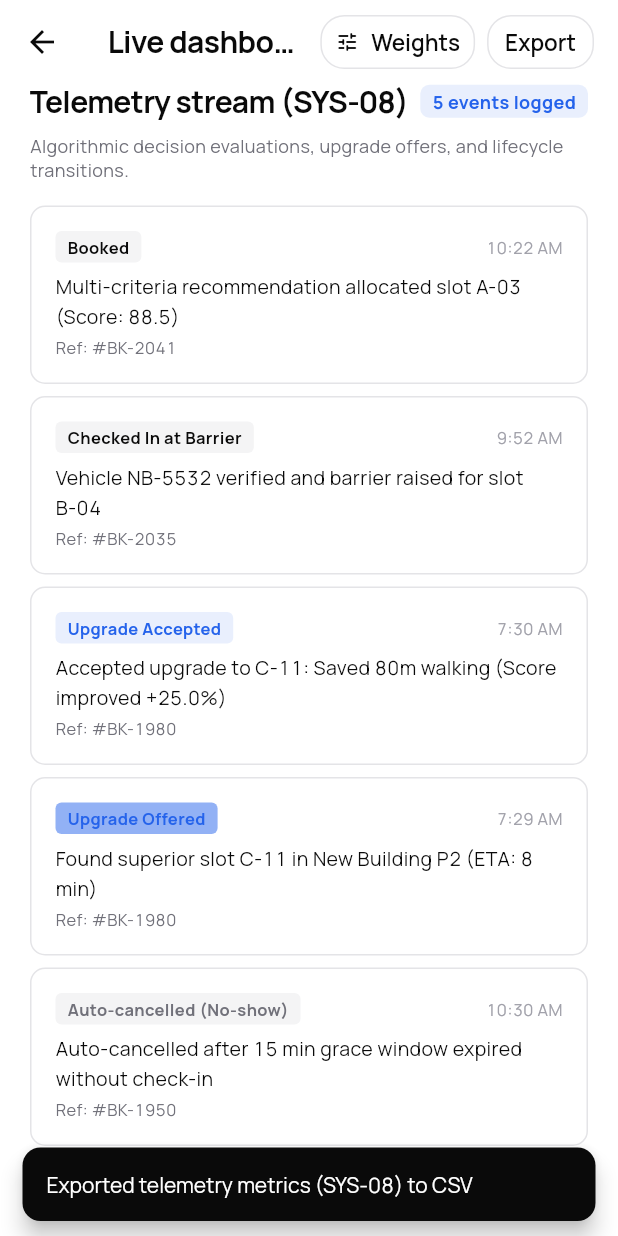
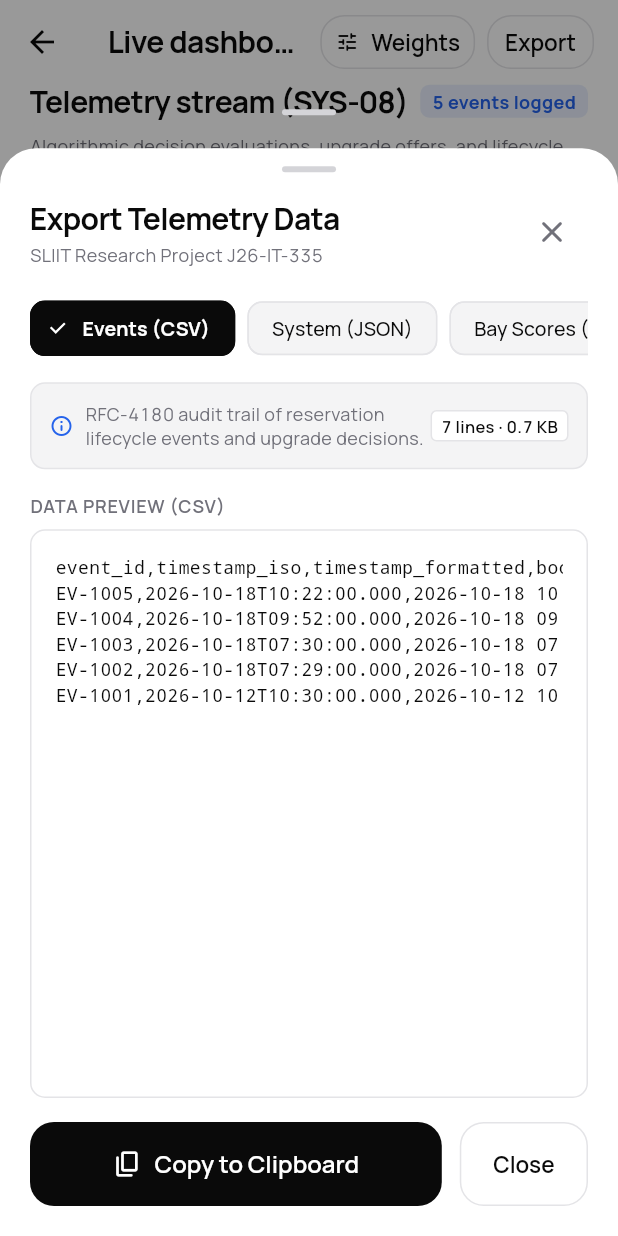
Before and after one commit to Anuk-Cooray/SPS-Android, a Flutter app: the AdminDashboardScreen screen opened by its route, scrolled down 1541 dp, after a tap on "Export", on a phone screen of 412 x 824 dp. Run offline on Flutter 3.47's test engine with Material 3 defaults, Android fonts, the phone set to English and light mode, and no system bars; our stand-ins replace google_fonts, qr_flutter, shared_preferences; accounts and stored records are empty.

Commit message:
feat(telemetry): add research telemetry export utility and modal for CSV and JSON datasets

```diff
--- a/lib/features/admin/admin_dashboard_screen.dart
+++ b/lib/features/admin/admin_dashboard_screen.dart
@@ -6,6 +6,7 @@ import '../../data/models/booking_model.dart';
 import '../../data/models/parking_event_model.dart';
 import '../../data/services/parking_state_manager.dart';
 import 'engine_tuning_modal.dart';
+import 'telemetry_export_modal.dart';
 
 class AdminDashboardScreen extends StatelessWidget {
   const AdminDashboardScreen({super.key});
@@ -36,11 +37,7 @@ class AdminDashboardScreen extends StatelessWidget {
                 ),
                 const SizedBox(width: AppSpace.xs),
                 OutlinedButton(
-                  onPressed: () {
-                    ScaffoldMessenger.of(context).showSnackBar(
-                      const SnackBar(content: Text('Exported telemetry metrics (SYS-08) to CSV')),
-                    );
-                  },
+                  onPressed: () => TelemetryExportModal.show(context),
                   style: OutlinedButton.styleFrom(
                     minimumSize: const Size(70, 36),
                     padding: const EdgeInsets.symmetric(horizontal: 12),
--- /dev/null
+++ b/lib/features/admin/telemetry_export_modal.dart
@@ -0,0 +1,309 @@
+import 'package:flutter/material.dart';
+import 'package:flutter/services.dart';
+import 'package:provider/provider.dart';
+import '../../core/theme/app_theme.dart';
+import '../../core/widgets/app_buttons.dart';
+import '../../data/models/vehicle_model.dart';
+import '../../data/services/parking_state_manager.dart';
+import 'telemetry_exporter.dart';
+
+enum ExportDatasetType {
+  eventsCsv,
+  benchmarkJson,
+  scoresMatrixCsv;
+
+  String get title => switch (this) {
+        ExportDatasetType.eventsCsv => 'Events (CSV)',
+        ExportDatasetType.benchmarkJson => 'System (JSON)',
+        ExportDatasetType.scoresMatrixCsv => 'Bay Scores (CSV)',
+      };
+
+  String get fileExtension => switch (this) {
+        ExportDatasetType.eventsCsv => 'csv',
+        ExportDatasetType.benchmarkJson => 'json',
+        ExportDatasetType.scoresMatrixCsv => 'csv',
+      };
+
+  String get description => switch (this) {
+        ExportDatasetType.eventsCsv =>
+          'RFC-4180 audit trail of reservation lifecycle events and upgrade decisions.',
+        ExportDatasetType.benchmarkJson =>
+          'Structured benchmark dataset containing model weights, thresholds, and event objects.',
+        ExportDatasetType.scoresMatrixCsv =>
+          'Multi-criteria scoring matrix evaluated across every campus slot (SYS-01).',
+      };
+}
+
+class TelemetryExportModal extends StatefulWidget {
+  const TelemetryExportModal({super.key});
+
+  static Future<void> show(BuildContext context) {
+    return showModalBottomSheet(
+      context: context,
+      isScrollControlled: true,
+      backgroundColor: Colors.transparent,
+      builder: (_) => const TelemetryExportModal(),
+    );
+  }
+
+  @override
+  State<TelemetryExportModal> createState() => _TelemetryExportModalState();
+}
+
+class _TelemetryExportModalState extends State<TelemetryExportModal> {
+  ExportDatasetType _selectedType = ExportDatasetType.eventsCsv;
+  bool _copied = false;
+
+  String _generateContent(ParkingStateManager state) {
+    final vehicle = state.currentUser.defaultVehicle ??
+        const Vehicle(
+          id: 'v-default',
+          plateNumber: 'CAB-4821',
+          type: VehicleType.sedan,
+          size: VehicleSize.medium,
+        );
+
+    switch (_selectedType) {
+      case ExportDatasetType.eventsCsv:
+        return TelemetryExporter.eventsToCsv(state.events);
+      case ExportDatasetType.benchmarkJson:
+        return TelemetryExporter.eventsToJson(
+          events: state.events,
+          weights: state.scoringWeights,
+        );
+      case ExportDatasetType.scoresMatrixCsv:
+        return TelemetryExporter.slotScoresToCsv(
+          lots: state.lots,
+          vehicle: vehicle,
+          preferences: state.currentUser.preferences,
+          engine: state.engine,
+        );
+    }
+  }
+
+  void _handleCopy(String content) async {
+    await Clipboard.setData(ClipboardData(text: content));
+    if (mounted) {
+      setState(() => _copied = true);
+      ScaffoldMessenger.of(context).showSnackBar(
+        SnackBar(
+          content: Text('Copied ${_selectedType.title} dataset to clipboard.'),
+          duration: const Duration(seconds: 2),
+        ),
+      );
+      Future.delayed(const Duration(seconds: 2), () {
+        if (mounted) setState(() => _copied = false);
+      });
+    }
+  }
+
+  @override
+  Widget build(BuildContext context) {
+    final c = context.colors;
+    final state = context.watch<ParkingStateManager>();
+    final content = _generateContent(state);
+    final lineCount = content.split('\n').length;
+    final charCount = content.length;
+
+    return Container(
+      constraints: BoxConstraints(
+        maxHeight: MediaQuery.of(context).size.height * 0.88,
+      ),
+      decoration: BoxDecoration(
+        color: c.surface,
+        borderRadius: AppRadius.sheetR,
+      ),
+      padding: const EdgeInsets.fromLTRB(
+        AppSpace.lg,
+        AppSpace.sm,
+        AppSpace.lg,
+        AppSpace.lg,
+      ),
+      child: Column(
+        crossAxisAlignment: CrossAxisAlignment.start,
+        mainAxisSize: MainAxisSize.min,
+        children: [
+          // Drag handle
+          Center(
+            child: Container(
+              width: 36,
+              height: 4,
+              margin: const EdgeInsets.only(bottom: AppSpace.md),
+              decoration: BoxDecoration(
+                color: c.slotTaken,
+                borderRadius: BorderRadius.circular(2),
+              ),
+            ),
+          ),
+
+          // Header
+          Row(
+            mainAxisAlignment: MainAxisAlignment.spaceBetween,
+            children: [
+              Column(
+                crossAxisAlignment: CrossAxisAlignment.start,
+                children: [
+                  Text(
+                    'Export Telemetry Data',
+                    style: AppText.h2.copyWith(color: c.textPrimary),
+                  ),
+                  const SizedBox(height: 2),
+                  Text(
+                    'SLIIT Research Project J26-IT-335',
+                    style: AppText.caption.copyWith(color: c.textSecondary),
+                  ),
+                ],
+              ),
+              IconButton(
+                icon: Icon(Icons.close_rounded, color: c.textSecondary),
+                onPressed: () => Navigator.pop(context),
+              ),
+            ],
+          ),
+
+          const SizedBox(height: AppSpace.md),
+
+          // Dataset Type Selection Chips
+          SingleChildScrollView(
+            scrollDirection: Axis.horizontal,
+            child: Row(
+              children: ExportDatasetType.values.map((type) {
+                final isSelected = _selectedType == type;
+                return Padding(
+                  padding: const EdgeInsets.only(right: 8),
+                  child: ChoiceChip(
+                    label: Text(type.title),
+                    selected: isSelected,
+                    selectedColor: c.primary,
+                    backgroundColor: c.surfaceMuted,
+                    labelStyle: AppText.label.copyWith(
+                      color: isSelected ? c.onPrimary : c.textPrimary,
+                      fontWeight: isSelected ? FontWeight.w700 : FontWeight.w500,
+                    ),
+                    shape: RoundedRectangleBorder(
+                      borderRadius: BorderRadius.circular(10),
+                      side: BorderSide(
+                        color: isSelected ? c.primary : c.border,
+                        width: isSelected ? 1.5 : 1.0,
+                      ),
+                    ),
+                    onSelected: (selected) {
+                      if (selected) {
+                        setState(() {
+                          _selectedType = type;
+                          _copied = false;
+                        });
+                      }
+                    },
+                  ),
+                );
+              }).toList(),
+            ),
+          ),
+
+          const SizedBox(height: AppSpace.sm),
+
+          // Description & Metrics Badge
+          Container(
+            padding: const EdgeInsets.all(AppSpace.sm),
+            decoration: BoxDecoration(
+              color: c.surfaceMuted,
+              borderRadius: BorderRadius.circular(AppRadius.cardSm),
+              border: Border.all(color: c.border),
+            ),
+            child: Row(
+              children: [
+                Icon(Icons.info_outline_rounded, size: 16, color: c.accent),
+                const SizedBox(width: AppSpace.xs),
+                Expanded(
+                  child: Text(
+                    _selectedType.description,
+                    style: AppText.caption.copyWith(color: c.textSecondary),
+                  ),
+                ),
+                Container(
+                  padding: const EdgeInsets.symmetric(horizontal: 6, vertical: 2),
+                  decoration: BoxDecoration(
+                    color: c.surface,
+                    borderRadius: BorderRadius.circular(4),
+                    border: Border.all(color: c.border),
+                  ),
+                  child: Text(
+                    '$lineCount lines · ${(charCount / 1024).toStringAsFixed(1)} KB',
+                    style: AppText.caption.copyWith(
+                      color: c.textPrimary,
+                      fontWeight: FontWeight.w600,
+                      fontSize: 11,
+                    ),
+                  ),
+                ),
+              ],
+            ),
+          ),
+
+          const SizedBox(height: AppSpace.md),
+
+          // Code Monospace Preview Box
+          Text(
+            'DATA PREVIEW (${_selectedType.fileExtension.toUpperCase()})',
+            style: AppText.overline.copyWith(color: c.textSecondary),
+          ),
+          const SizedBox(height: AppSpace.xs),
+
+          Expanded(
+            child: Container(
+              width: double.infinity,
+              padding: const EdgeInsets.all(AppSpace.md),
+              decoration: BoxDecoration(
+                color: c.background,
+                borderRadius: BorderRadius.circular(AppRadius.cardSm),
+                border: Border.all(color: c.border),
+              ),
+              child: SingleChildScrollView(
+                scrollDirection: Axis.horizontal,
+                child: SingleChildScrollView(
+                  scrollDirection: Axis.vertical,
+                  child: SelectableText(
+                    content,
+                    style: TextStyle(
+                      fontFamily: 'monospace',
+                      fontSize: 12,
+                      height: 1.4,
+                      color: c.textPrimary,
+                    ),
+                  ),
+                ),
+              ),
+            ),
+          ),
+
+          const SizedBox(height: AppSpace.md),
+
+          // Action Buttons
+          Row(
+            children: [
+              Expanded(
+                child: PrimaryButton(
+                  text: _copied ? 'Copied to Clipboard!' : 'Copy to Clipboard',
+                  icon: _copied ? Icons.check_circle_rounded : Icons.copy_rounded,
+                  onPressed: () => _handleCopy(content),
+                ),
+              ),
+              const SizedBox(width: AppSpace.sm),
+              OutlinedButton(
+                onPressed: () => Navigator.pop(context),
+                style: OutlinedButton.styleFrom(
+                  minimumSize: const Size(80, 56),
+                  shape: RoundedRectangleBorder(
+                    borderRadius: BorderRadius.circular(AppRadius.button),
+                  ),
+                ),
+                child: const Text('Close'),
+              ),
+            ],
+          ),
+        ],
+      ),
+    );
+  }
+}
--- /dev/null
+++ b/lib/features/admin/telemetry_exporter.dart
@@ -0,0 +1,123 @@
+import 'dart:convert';
+import 'package:intl/intl.dart';
+import '../../data/models/parking_event_model.dart';
+import '../../data/models/parking_lot_model.dart';
+import '../../data/models/user_model.dart';
+import '../../data/models/vehicle_model.dart';
+import '../../features/reoptimization/engine/reoptimization_engine.dart';
+import '../../features/reoptimization/engine/scoring_weights.dart';
+
+abstract final class TelemetryExporter {
+  /// Converts telemetry event audit stream to standard RFC-4180 CSV
+  static String eventsToCsv(List<ParkingEvent> events) {
+    final buffer = StringBuffer();
+    buffer.writeln('event_id,timestamp_iso,timestamp_formatted,booking_id,event_type,description');
+
+    final dateFormat = DateFormat('yyyy-MM-dd HH:mm:ss');
+    for (final event in events) {
+      final id = _escapeCsv(event.id);
+      final iso = event.timestamp.toIso8601String();
+      final formatted = _escapeCsv(dateFormat.format(event.timestamp));
+      final bookingId = _escapeCsv(event.bookingId);
+      final type = _escapeCsv(event.type.name);
+      final desc = _escapeCsv(event.description);
+      buffer.writeln('$id,$iso,$formatted,$bookingId,$type,$desc');
+    }
+
+    return buffer.toString();
+  }
+
+  /// Converts telemetry stream and current optimization hyperparameters to structured research JSON
+  static String eventsToJson({
+    required List<ParkingEvent> events,
+    required ScoringWeights weights,
+  }) {
+    final payload = {
+      'system': 'Smart Parking System (SPS)',
+      'project_code': 'J26-IT-335',
+      'dataset_type': 'Telemetry & Decision Audit Stream (SYS-08)',
+      'exported_at': DateTime.now().toIso8601String(),
+      'record_count': events.length,
+      'model_hyperparameters': {
+        'weights': {
+          'distance_weight': weights.distanceWeight,
+          'size_fit_weight': weights.sizeFitWeight,
+          'driver_preference_weight': weights.preferenceWeight,
+          'demand_pressure_weight': weights.demandWeight,
+        },
+        'upgrade_thresholds': {
+          'min_distance_improvement_meters': weights.minImprovementMeters,
+          'min_score_improvement_percent': weights.minScoreImprovementPercent,
+          'offer_timeout_seconds': weights.offerTimeoutSeconds,
+          'upgrade_trigger_eta_minutes': weights.upgradeTriggerEtaMinutes,
+        },
+      },
+      'events': events.map((e) => {
+        'id': e.id,
+        'timestamp': e.timestamp.toIso8601String(),
+        'booking_id': e.bookingId,
+        'type': e.type.name,
+        'type_label': e.type.displayName,
+        'description': e.description,
+        'metadata': e.metadata,
+      }).toList(),
+    };
+
+    return const JsonEncoder.withIndent('  ').convert(payload);
+  }
+
+  /// Generates multi-criteria scoring matrix CSV for all slots across parking lots (SYS-01)
+  static String slotScoresToCsv({
+    required List<ParkingLot> lots,
+    required Vehicle vehicle,
+    required UserPreferences preferences,
+    required ReoptimizationEngine engine,
+  }) {
+    final buffer = StringBuffer();
+    buffer.writeln(
+      'lot_id,lot_name,slot_id,row,bay_number,slot_size,walking_distance_meters,distance_score,size_fit_score,pref_score,demand_penalty,composite_score,eligible,is_recommended',
+    );
+
+    for (final lot in lots) {
+      final ranked = engine.scoreAndRankSlots(
+        lot: lot,
+        vehicle: vehicle,
+        preferences: preferences,
+      );
+      final bestSlotId = ranked.isNotEmpty ? ranked.first.slot.id : null;
+
+      for (final slot in lot.slots) {
+        final score = engine.scoreSlot(
+          slot: slot,
+          lot: lot,
+          vehicle: vehicle,
+          preferences: preferences,
+        );
+
+        final isRecommended = (slot.id == bestSlotId) ? 1 : 0;
+        final eligible = score.isEligible ? 1 : 0;
+
+        buffer.writeln(
+          '${_escapeCsv(lot.id)},${_escapeCsv(lot.name)},${_escapeCsv(slot.id)},'
+          '${_escapeCsv(slot.row)},${slot.number},${_escapeCsv(slot.size.displayName)},'
+          '${slot.walkingDistanceMeters},'
+          '${score.distanceScore.toStringAsFixed(3)},'
+          '${score.sizeFitScore.toStringAsFixed(3)},'
+          '${score.preferenceScore.toStringAsFixed(3)},'
+          '${score.demandPenalty.toStringAsFixed(3)},'
+          '${score.totalScore.toStringAsFixed(2)},'
+          '$eligible,$isRecommended',
+        );
+      }
+    }
+
+    return buffer.toString();
+  }
+
+  static String _escapeCsv(String value) {
+    if (value.contains(',') || value.contains('"') || value.contains('\n')) {
+      return '"${value.replaceAll('"', '""')}"';
+    }
+    return value;
+  }
+}
```
Also changed, not shown: 1 other file.
